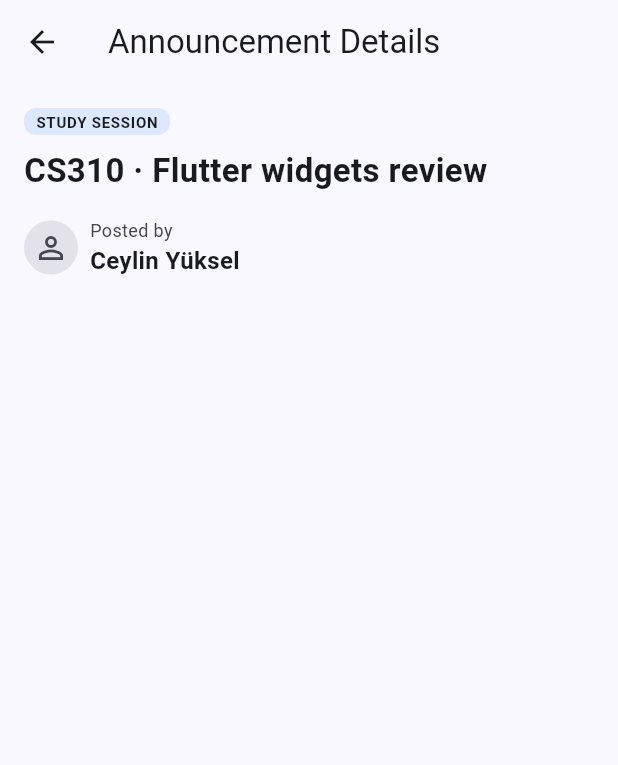
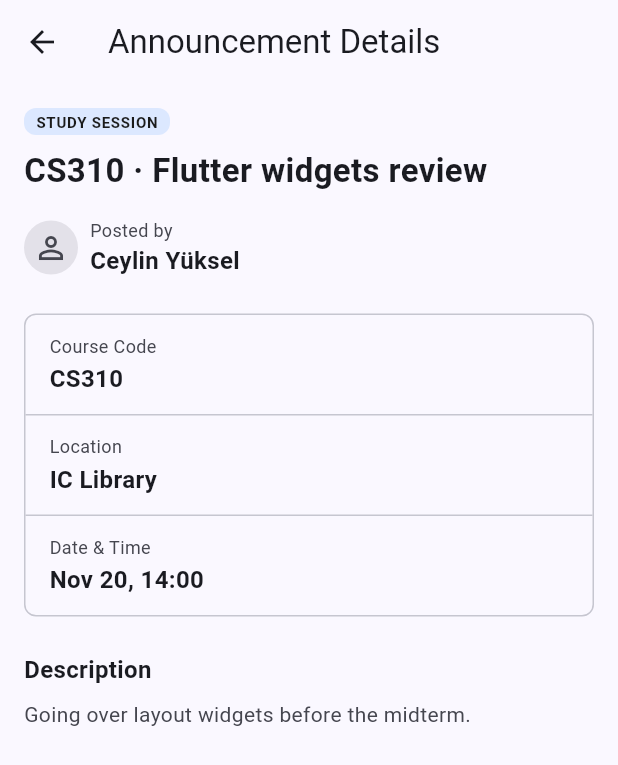
Before and after one commit to mahmutoztuncer/cs310-mobile-project, a Flutter app: the DetailsScreen screen opened directly with sample values from the repository, on a phone screen of 412 x 824 dp. Shown: the top 765 px of the screen. Run offline on Flutter 3.47's test engine with Material 3 defaults, Android fonts, the phone set to English and light mode, and no system bars; network calls fail.

Commit message:
Add info card and description to Details screen.

```diff
--- a/lib/screens/details_screen.dart
+++ b/lib/screens/details_screen.dart
@@ -1,6 +1,7 @@
 import 'package:flutter/material.dart';
 
 import '../models/announcement.dart';
+import '../utils/date_utils.dart';
 import '../utils/spacing.dart';
 import '../utils/text_styles.dart';
 import '../widgets/announcement_card.dart';
@@ -73,6 +74,27 @@ class DetailsScreen extends StatelessWidget {
                   ),
                 ],
               ),
+              const SizedBox(height: AppSpacing.lg),
+              _InfoCard(
+                rows: [
+                  _InfoRow(label: 'Course Code', value: a.courseCode),
+                  if (a.location != null)
+                    _InfoRow(label: 'Location', value: a.location!),
+                  if (a.dateTime != null)
+                    _InfoRow(
+                      label: 'Date & Time',
+                      value: AppDateUtils.formatDateTime(a.dateTime!),
+                    ),
+                ],
+              ),
+              const SizedBox(height: AppSpacing.lg),
+              const Text('Description', style: AppTextStyles.cardTitle),
+              const SizedBox(height: AppSpacing.sm),
+              Text(
+                a.description,
+                style: AppTextStyles.body
+                    .copyWith(color: colors.onSurfaceVariant),
+              ),
             ],
           ),
         ),
@@ -80,3 +102,52 @@ class DetailsScreen extends StatelessWidget {
     );
   }
 }
+/// One label/value pair shown in the info card.
+class _InfoRow {
+  final String label;
+  final String value;
+  const _InfoRow({required this.label, required this.value});
+}
+
+/// Bordered card that lists label/value rows separated by dividers.
+class _InfoCard extends StatelessWidget {
+  final List<_InfoRow> rows;
+  const _InfoCard({required this.rows});
+
+  @override
+  Widget build(BuildContext context) {
+    final colors = Theme.of(context).colorScheme;
+    return Container(
+      decoration: BoxDecoration(
+        border: Border.all(color: colors.outlineVariant),
+        borderRadius: BorderRadius.circular(AppSpacing.radius),
+      ),
+      child: Column(
+        crossAxisAlignment: CrossAxisAlignment.stretch,
+        children: [
+          for (var i = 0; i < rows.length; i++) ...[
+            if (i > 0) Divider(height: 1, color: colors.outlineVariant),
+            Padding(
+              padding: const EdgeInsets.symmetric(
+                horizontal: AppSpacing.md,
+                vertical: AppSpacing.sm + AppSpacing.xs,
+              ),
+              child: Column(
+                crossAxisAlignment: CrossAxisAlignment.start,
+                children: [
+                  Text(
+                    rows[i].label,
+                    style: AppTextStyles.caption
+                        .copyWith(color: colors.onSurfaceVariant),
+                  ),
+                  const SizedBox(height: 2),
+                  Text(rows[i].value, style: AppTextStyles.cardTitle),
+                ],
+              ),
+            ),
+          ],
+        ],
+      ),
+    );
+  }
+}
```
